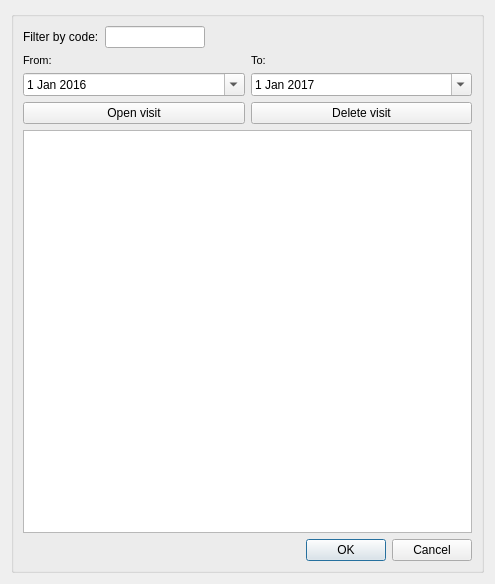
First picture: the form in core/ui/shared/visit_manager.ui, repository Giswater/giswater_qgis_plugin, before the edit.
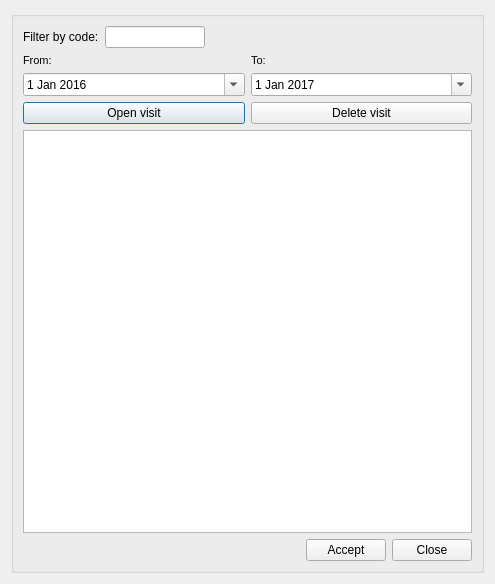
Second picture: the form after the edit.

Commit message: Replace QDialogButtonBox by QPushButton

Diff of the .ui file:
```diff
--- a/core/ui/shared/visit_manager.ui
+++ b/core/ui/shared/visit_manager.ui
@@ -192,21 +192,16 @@
          </spacer>
         </item>
         <item>
-         <widget class="QDialogButtonBox" name="btn_box">
-          <property name="sizePolicy">
-           <sizepolicy hsizetype="Minimum" vsizetype="Fixed">
-            <horstretch>0</horstretch>
-            <verstretch>0</verstretch>
-           </sizepolicy>
+         <widget class="QPushButton" name="btn_accept">
+          <property name="text">
+           <string>Accept</string>
           </property>
-          <property name="maximumSize">
-           <size>
-            <width>200</width>
-            <height>16777215</height>
-           </size>
-          </property>
-          <property name="standardButtons">
-           <set>QDialogButtonBox::Cancel|QDialogButtonBox::Ok</set>
+         </widget>
+        </item>
+        <item>
+         <widget class="QPushButton" name="btn_close">
+          <property name="text">
+           <string>Close</string>
           </property>
          </widget>
         </item>
```
Left out of the diff: 47 changed lines with no effect on the pictures. The commit also changes 2 other files.
